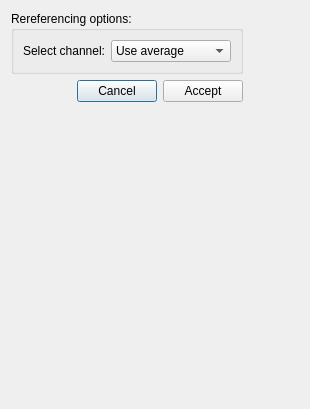
Old version of the form designer_ui_files/rereferencingDialog.ui in the repository cibr-jyu/meggie.
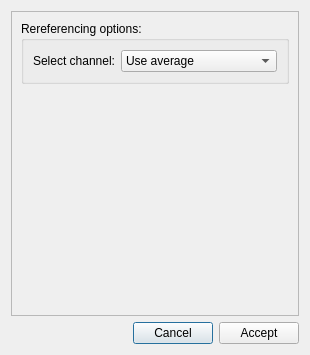
New version of the form.

```diff
--- a/designer_ui_files/rereferencingDialog.ui
+++ b/designer_ui_files/rereferencingDialog.ui
@@ -7,16 +7,58 @@
     <x>0</x>
     <y>0</y>
     <width>310</width>
-    <height>409</height>
+    <height>355</height>
    </rect>
   </property>
   <property name="windowTitle">
    <string>Rereferencing</string>
   </property>
-  <layout class="QFormLayout" name="formLayout">
+  <layout class="QGridLayout" name="gridLayout_2">
+   <item row="1" column="0">
+    <layout class="QHBoxLayout" name="horizontalLayout">
+     <item>
+      <spacer name="horizontalSpacer">
+       <property name="orientation">
+        <enum>Qt::Horizontal</enum>
+       </property>
+       <property name="sizeHint" stdset="0">
+        <size>
+         <width>40</width>
+         <height>20</height>
+        </size>
+       </property>
+      </spacer>
+     </item>
+     <item>
+      <widget class="QPushButton" name="pushButtonCancel">
+       <property name="text">
+        <string>Cancel</string>
+       </property>
+      </widget>
+     </item>
+     <item>
+      <widget class="QPushButton" name="pushButtonAccept">
+       <property name="text">
+        <string>Accept</string>
+       </property>
+      </widget>
+     </item>
+    </layout>
+   </item>
    <item row="0" column="0">
-    <layout class="QVBoxLayout" name="verticalLayout">
-     <item>
+    <widget class="QScrollArea" name="scrollArea">
+     <property name="widgetResizable">
+      <bool>true</bool>
+     </property>
+     <widget class="QWidget" name="scrollAreaWidgetContents">
+      <property name="geometry">
+       <rect>
+        <x>0</x>
+        <y>0</y>
+        <width>290</width>
+        <height>304</height>
+       </rect>
+      </property>
       <layout class="QGridLayout" name="gridLayout">
        <item row="0" column="0">
         <widget class="QGroupBox" name="groupBoxRereference">
@@ -52,40 +94,22 @@
          </layout>
         </widget>
        </item>
-      </layout>
-     </item>
-     <item>
-      <layout class="QHBoxLayout" name="horizontalLayout">
-       <item>
-        <spacer name="horizontalSpacer">
+       <item row="1" column="0">
+        <spacer name="verticalSpacer">
          <property name="orientation">
-          <enum>Qt::Horizontal</enum>
+          <enum>Qt::Vertical</enum>
          </property>
          <property name="sizeHint" stdset="0">
           <size>
-           <width>40</width>
-           <height>20</height>
+           <width>20</width>
+           <height>40</height>
           </size>
          </property>
         </spacer>
        </item>
-       <item>
-        <widget class="QPushButton" name="pushButtonCancel">
-         <property name="text">
-          <string>Cancel</string>
-         </property>
-        </widget>
-       </item>
-       <item>
-        <widget class="QPushButton" name="pushButtonAccept">
-         <property name="text">
-          <string>Accept</string>
-         </property>
-        </widget>
-       </item>
       </layout>
-     </item>
-    </layout>
+     </widget>
+    </widget>
    </item>
   </layout>
  </widget>
```
